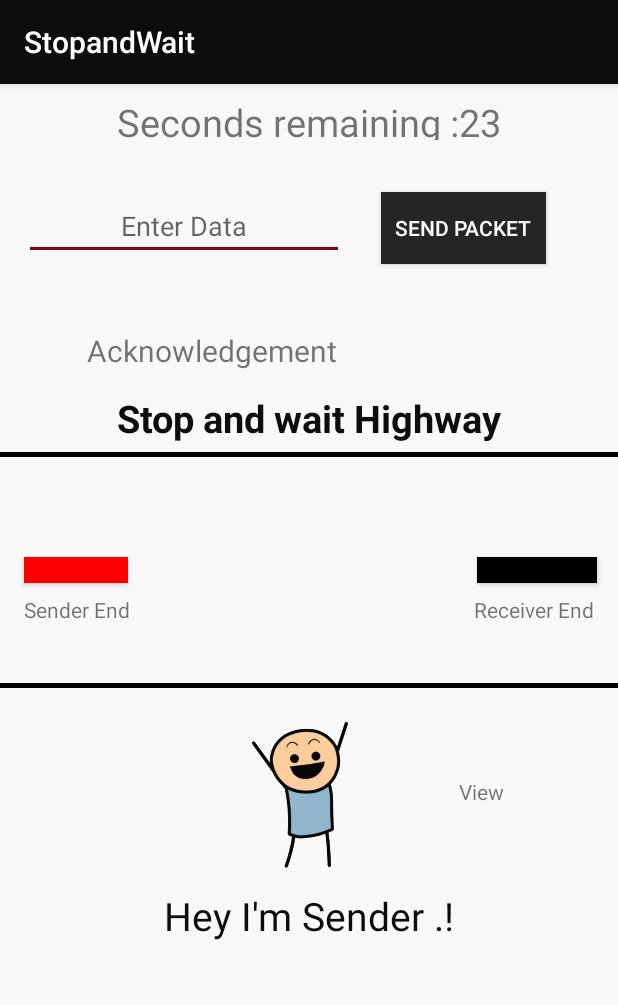
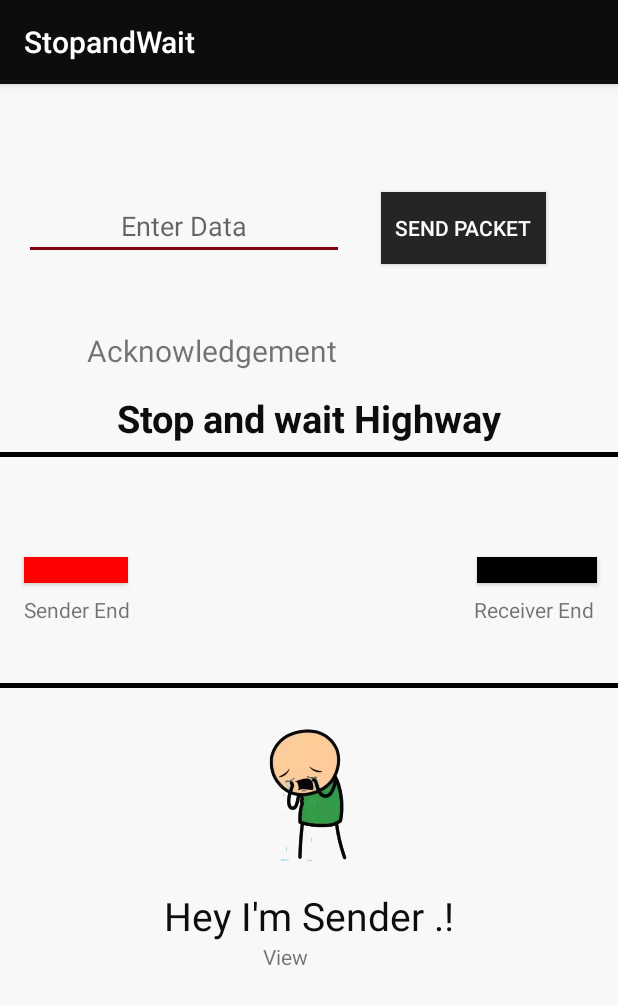
Before and after one commit to ksheetal/StopandWait_GUI, an Android app: the MainActivity screen opened directly, with no data from a screen before it, after a tap on "SEND PACKET", on a phone screen of 412 x 824 dp. Shown: the top 1005 px of the screen. Run offline under Robolectric (Android 15) with nearby library versions, the phone set to English and light mode, and no system bars; our stand-ins replace Firebase (no records; nobody signed in at launch, a user with empty details on screens opened directly).

Commit message:
lost packet data  added.

```diff
--- a/app/src/main/java/com/example/sheetal/stopandwait/MainActivity.java
+++ b/app/src/main/java/com/example/sheetal/stopandwait/MainActivity.java
@@ -23,6 +23,8 @@
 import com.google.firebase.database.DatabaseReference;
 import com.google.firebase.database.FirebaseDatabase;
 import com.google.firebase.database.ValueEventListener;
+
+import java.util.Random;
 
 public class MainActivity extends AppCompatActivity {
 
@@ -80,13 +82,22 @@
                 if (ackl.getText().toString().equals("0")) {
                     Breceiver.setBackgroundColor(Color.BLACK);
                     imageView.setImageResource(R.drawable.acknotrec);
-                    Toast.makeText(MainActivity.this, "Last Acknowledgment not received! Wait for timer to finish.", Toast.LENGTH_SHORT).show();
+                    Toast.makeText(MainActivity.this, "Last packet's  Acknowledgment not received! Wait for timer to finish.", Toast.LENGTH_SHORT).show();
                 }else {
 
                     //StartProgress();
                     imageView.setImageResource(R.drawable.afterack);
                     Data data = new Data();
-                    Toast.makeText(MainActivity.this, "Message send!", Toast.LENGTH_SHORT).show();
+                    Toast.makeText(MainActivity.this, "Packet send!", Toast.LENGTH_SHORT).show();
+                    Random r = new Random();
+                    int i = r.nextInt(3 - 1)+1;
+                    Toast.makeText(MainActivity.this,"Random Value  : " +i,Toast.LENGTH_SHORT).show();
+                    if(i==2) {
+                        Bsender.startAnimation(move1);
+                        Toast.makeText(MainActivity.this,"Packet Lost.!!",Toast.LENGTH_SHORT).show();
+                        imageView.setImageResource(R.drawable.packetlostimg);
+                        Bsender.clearAnimation();
+                    }else {
                         data.setAck("0");
                         data3 =message.getText().toString();
                         data.setMessage(data3);
@@ -97,6 +108,8 @@
                         Bsender.startAnimation(move1);
                         message.setText("");
                         //myCounter.start();
+                    }
+
                 }
             }
         });
@@ -127,7 +140,7 @@
                 if(ackl.getText().toString().equals("1")){
                    // isRunning = true;
            //         StartCounter();
-                    imageView.setImageResource(R.drawable.onepic);
+                    imageView.setImageResource(R.drawable.packetreceived);
                     Bsender.clearAnimation();
                     Breceiver.setBackgroundColor(Color.GREEN);
                     Toast.makeText(MainActivity.this,"Acknowledgment Updated.",Toast.LENGTH_SHORT).show();
@@ -177,6 +190,8 @@
             imageView = findViewById(R.id.imageView);
             imageView.setImageResource(R.drawable.acknotrec);
             Toast.makeText(MainActivity.this,"Acknowledgment was not received. :(",Toast.LENGTH_SHORT).show();
+
+
             Data data = new Data();
             data.setAck("1");
             data.setMessage(message.getText().toString());
--- a/app/src/main/java/com/example/sheetal/stopandwait/dialoge.java
+++ b/app/src/main/java/com/example/sheetal/stopandwait/dialoge.java
@@ -55,7 +55,7 @@
         });
 
         builder.setView(view)
-                .setTitle("Your Message")
+                .setTitle("Welcome to the StopAndWait Highway!")
                 .setNegativeButton("Cancel", new DialogInterface.OnClickListener() {
                     @Override
                     public void onClick(DialogInterface dialog, int which) {
--- a/app/src/main/res/anim/move.xml
+++ b/app/src/main/res/anim/move.xml
@@ -5,5 +5,5 @@
     <translate
         android:fromXDelta="0%p"
         android:toXDelta="76%p"
-        android:duration="5800" />
+        android:duration="15800" />
 </set>
--- a/app/src/main/res/layout/activity_main.xml
+++ b/app/src/main/res/layout/activity_main.xml
@@ -202,14 +202,11 @@
         android:id="@+id/textView9"
         android:layout_width="61dp"
         android:layout_height="16dp"
-        android:layout_marginBottom="8dp"
         android:layout_marginEnd="8dp"
         android:layout_marginStart="8dp"
-        android:layout_marginTop="8dp"
         android:text="View Data"
-        app:layout_constraintBottom_toTopOf="@+id/textView4"
         app:layout_constraintEnd_toEndOf="parent"
-        app:layout_constraintStart_toEndOf="@+id/imageView"
-        app:layout_constraintTop_toBottomOf="@+id/view2" />
+        app:layout_constraintStart_toStartOf="parent"
+        app:layout_constraintTop_toBottomOf="@+id/textView4" />
 
 </android.support.constraint.ConstraintLayout>
```
Also changed, not shown: app/src/main/res/drawable-v24/packetlostimg.png (added), app/src/main/res/drawable-v24/packetreceived.png (added). Lines whose indentation alone changed are shown as unchanged.
